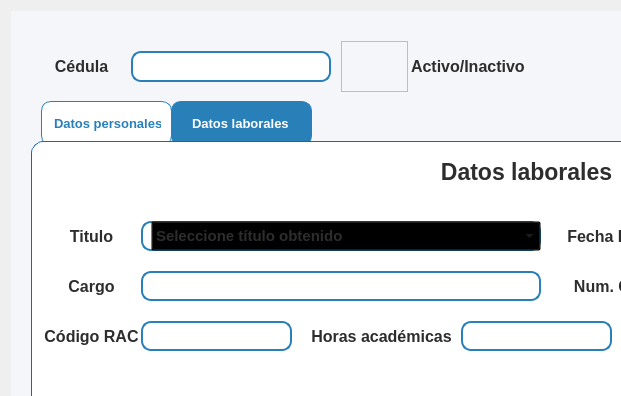
Qt form resources/ui/ficha_emple.ui (Proyecto-Uptjaa/Proyecto_SIRA) before a commit; both pictures show x 0 to 621 and y 0 to 396 of the 1000 by 600 pixel window.
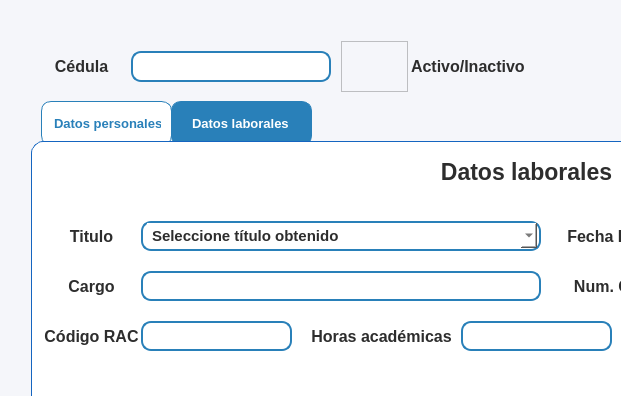
The same form after that commit. The open tabs and pages were chosen to show the change. Icons and pictures are not drawn.

Commit message: fix: Detalles de diseño y fondo de ventana

Diff of the .ui file:
```diff
--- a/resources/ui/ficha_emple.ui
+++ b/resources/ui/ficha_emple.ui
@@ -25,6 +25,9 @@
   <property name="windowTitle">
    <string>Dialog</string>
   </property>
+  <property name="styleSheet">
+   <string notr="true">background-color: #f5f6fa;</string>
+  </property>
   <layout class="QGridLayout" name="gridLayout">
    <item row="0" column="0">
     <widget class="QWidget" name="widget" native="true">
@@ -1362,10 +1365,10 @@
            <widget class="QComboBox" name="cbxTitulo_ficha_emple">
             <property name="geometry">
              <rect>
-              <x>10</x>
-              <y>0</y>
+              <x>6</x>
+              <y>2</y>
               <width>390</width>
-              <height>30</height>
+              <height>25</height>
              </rect>
             </property>
             <property name="minimumSize">
@@ -1388,7 +1391,8 @@
              </font>
             </property>
             <property name="styleSheet">
-             <string notr="true"/>
+             <string notr="true">background-color: white;
+border: transparent;</string>
             </property>
             <property name="iconSize">
              <size>
```
Left out of the diff: 2 changed lines with no effect on the pictures.
